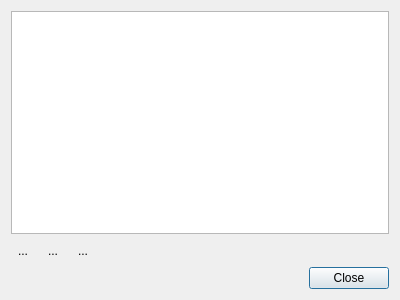
timbaker/scripted, file src/editor/connectionsdialog.ui: the form before one commit.
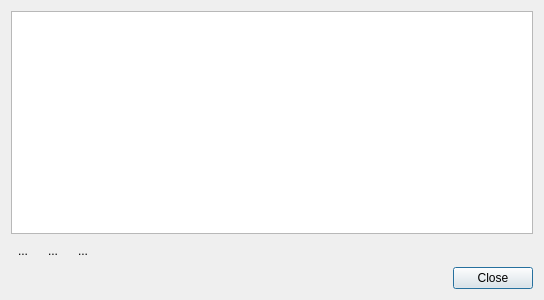
The form after the commit. Icons and pictures are not drawn. Custom widgets are drawn as their Qt base class.

```diff
--- a/src/editor/connectionsdialog.ui
+++ b/src/editor/connectionsdialog.ui
@@ -6,7 +6,7 @@
    <rect>
     <x>0</x>
     <y>0</y>
-    <width>400</width>
+    <width>544</width>
     <height>300</height>
    </rect>
   </property>
```
